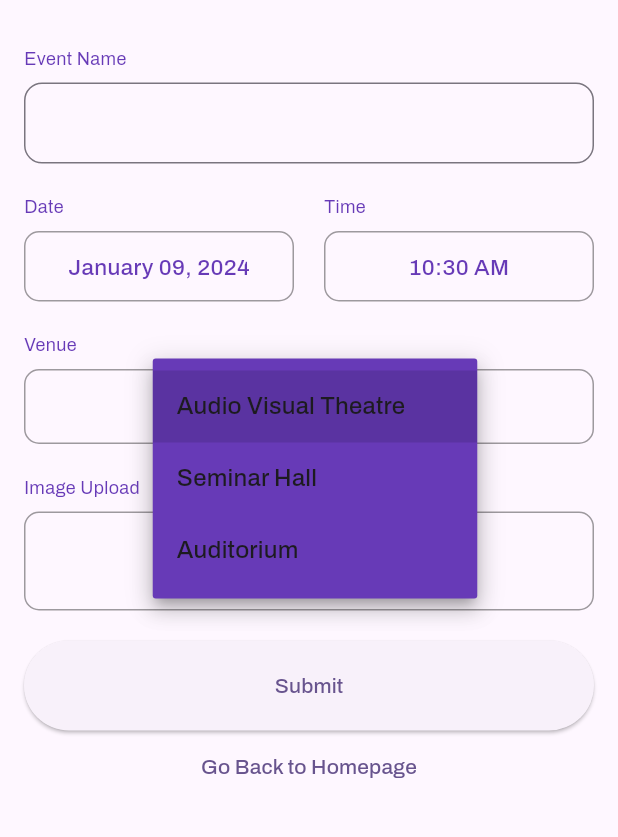
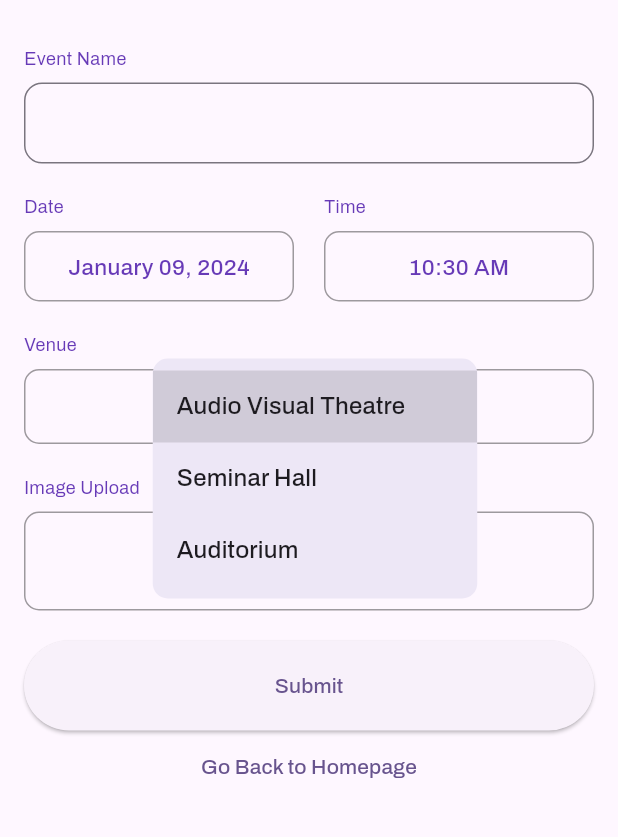
Before and after one commit to jasimrazi/VenueBookingApp, a Flutter app: the BookingPage screen opened directly, after a tap on "Audio Visual Theatre", on a phone screen of 412 x 824 dp, the part 63-900 px from its top. Run offline on Flutter 3.47's test engine with Material 3 defaults, Android fonts, the phone set to English and light mode, and no system bars; our stand-ins replace cloud_firestore, firebase_auth, firebase_core, firebase_storage, google_fonts, google_sign_in and 2 more; missing offline and left inert: scroll_datetime_picker; accounts and stored records are empty.

Commit message:
Change dropdown design

```diff
--- a/lib/bookingpage.dart
+++ b/lib/bookingpage.dart
@@ -375,8 +375,10 @@ class _BookingPageState extends State<BookingPage> {
                       ),
                       alignment: Alignment.center,
                       child: DropdownButton<String>(
+                        elevation: 10,
+                        borderRadius: BorderRadius.circular(10.0),
                         value: selectedVenue,
-                        dropdownColor: Colors.deepPurple,
+                        dropdownColor: Colors.deepPurple.shade50,
                         onChanged: (String? newValue) {
                           setState(() {
                             selectedVenue = newValue!;
```
